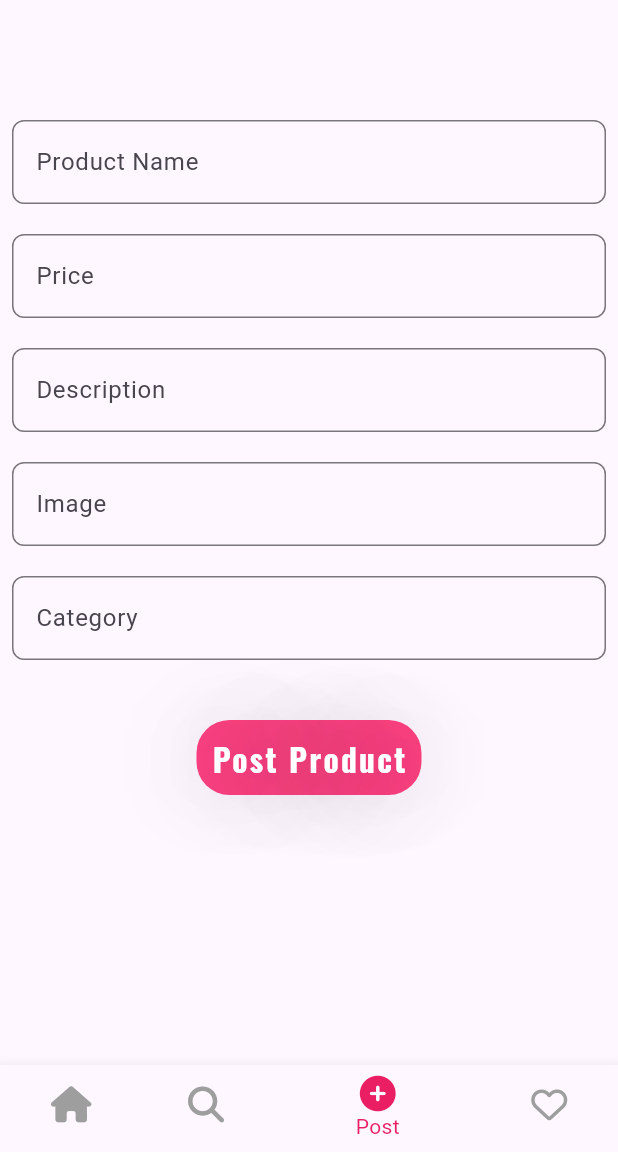
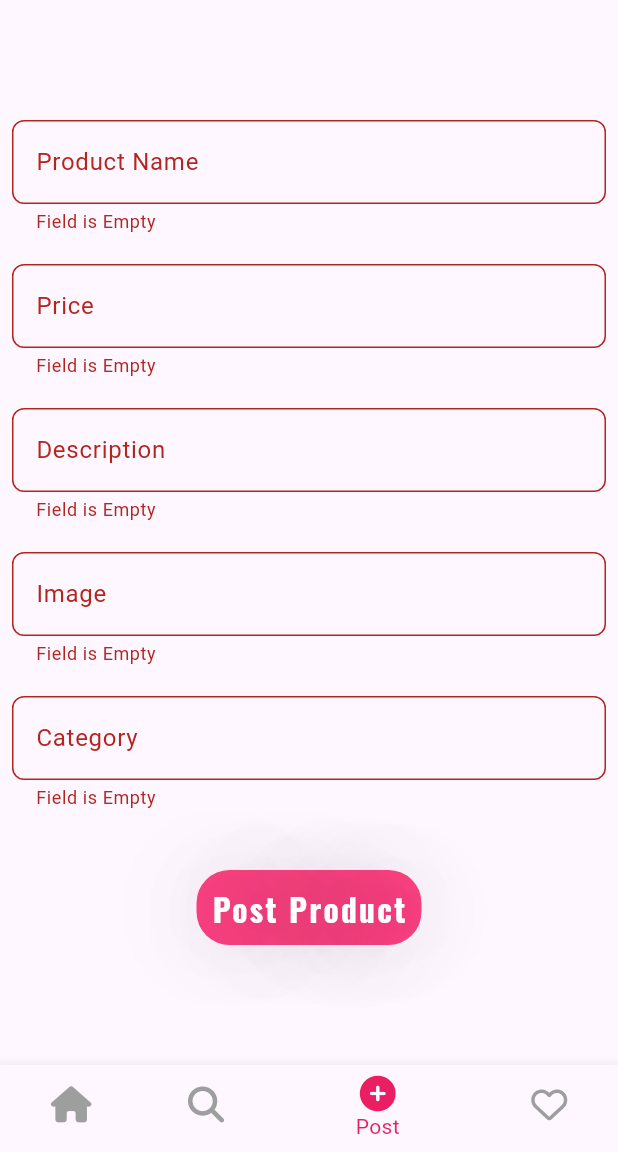
Before and after one commit to ahmedjamal22290/Store-App, a Flutter app: the screen it shows after launch, item 3 of the bottom bar chosen, after a tap on "Post Product", on a phone screen of 412 x 824 dp, the part 84-1236 px from its top. Run offline on Flutter 3.47's test engine with Material 3 defaults, Android fonts, the phone set to English and light mode, and no system bars; our stand-ins replace flutter_bloc, font_awesome_flutter, loading_animation_widget, modal_progress_hud_nsn, popover; network calls fail.

Commit message:
complete post request in post section

```diff
--- a/lib/helper/api.dart
+++ b/lib/helper/api.dart
@@ -1,4 +1,5 @@
 import 'dart:convert';
+import 'dart:developer';
 
 import 'package:flutter/material.dart';
 import 'package:http/http.dart' as http;
@@ -27,6 +28,7 @@ class Api {
         await http.post(Uri.parse(url), body: body, headers: headers);
     if (response.statusCode == 200) {
       Map<String, dynamic> data = jsonDecode(response.body);
+      log('success in APi');
       return data;
     } else {
       throw Exception(
--- a/lib/screens/post_page.dart
+++ b/lib/screens/post_page.dart
@@ -1,6 +1,9 @@
+import 'dart:developer';
+
 import 'package:flutter/material.dart';
 import 'package:flutter/widgets.dart';
 import 'package:font_awesome_flutter/font_awesome_flutter.dart';
+import 'package:k/service/add_product.dart';
 
 class PostPage extends StatefulWidget {
   const PostPage({super.key});
@@ -57,7 +60,25 @@ class _PostPageState extends State<PostPage> {
               ),
               SizedBox(height: 40),
               GestureDetector(
-                onTap: () {},
+                onTap: () async {
+                  if (formKey.currentState!.validate()) {
+                    try {
+                      await AddProduct().addProduct(
+                          title: title!,
+                          price: price!,
+                          desc: desc!,
+                          image: image!,
+                          category: category!);
+                      ScaffoldMessenger.of(context).showSnackBar(
+                        SnackBar(
+                          content: Text('The product added successfuly '),
+                        ),
+                      );
+                    } catch (e) {
+                      throw Exception(e.toString());
+                    }
+                  }
+                },
                 child: Container(
                   height: 50,
                   width: 150,
@@ -105,7 +126,7 @@ class customTextFormField extends StatelessWidget {
       onChanged: onChanged,
       validator: (value) {
         if (value == null || value == "") {
-          return "The field must be complate";
+          return "Field is Empty";
         }
       },
       decoration: InputDecoration(
--- a/lib/service/add_product.dart
+++ b/lib/service/add_product.dart
@@ -19,6 +19,7 @@ class AddProduct {
       "image": image,
       "category": category,
     });
+    print(data);
     log('Success Post');
     return productModel.fromJson(data);
   }
```
